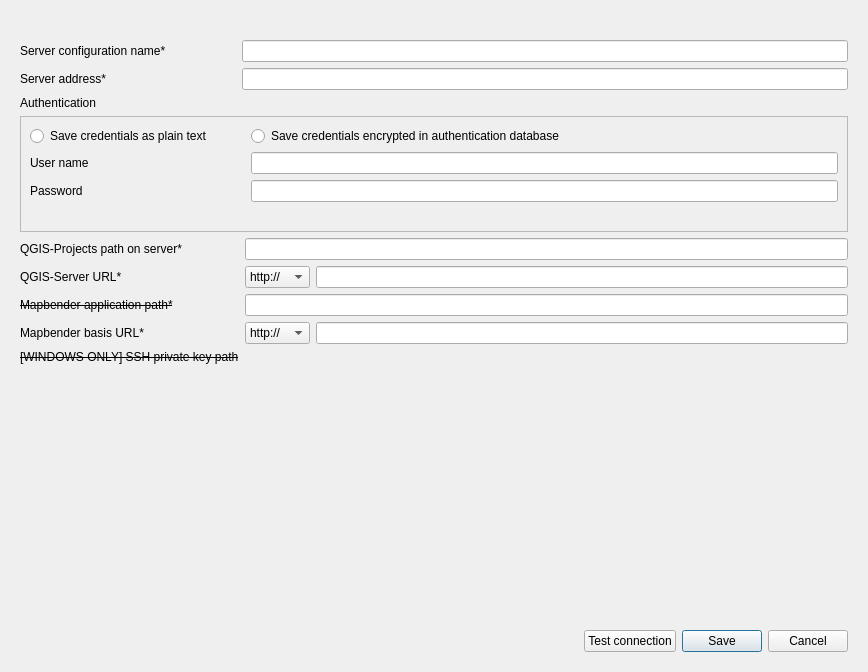
Above: dialogs/ui/server_config_dialog.ui from WhereGroup/qgis2mapbender before the change. Below: the same form after it.
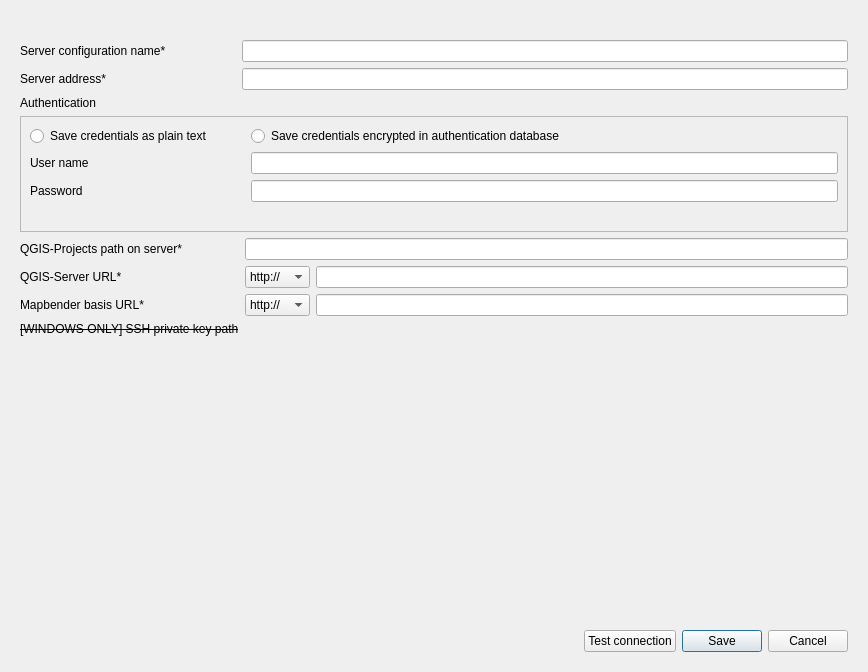
That is the form after the change. Icons and pictures are not drawn. Custom widgets are drawn as their Qt base class.

Commit message: delete mapbender application path command from server_config_dialog.py and related code

```diff
--- a/dialogs/ui/server_config_dialog.ui
+++ b/dialogs/ui/server_config_dialog.ui
@@ -182,28 +182,13 @@
            </layout>
           </item>
           <item row="2" column="0">
-           <widget class="QLabel" name="mbPathLabel">
-            <property name="font">
-             <font>
-              <strikeout>true</strikeout>
-             </font>
-            </property>
-            <property name="text">
-             <string>Mapbender application path*</string>
-            </property>
-           </widget>
-          </item>
-          <item row="2" column="1">
-           <widget class="QLineEdit" name="mbPathLineEdit"/>
-          </item>
-          <item row="3" column="0">
            <widget class="QLabel" name="mbBasisUrlLabel">
             <property name="text">
              <string>Mapbender basis URL*</string>
             </property>
            </widget>
           </item>
-          <item row="3" column="1">
+          <item row="2" column="1">
            <layout class="QHBoxLayout" name="internHLayout">
             <item>
              <widget class="QComboBox" name="protocolMapbenderCmbBox">
@@ -240,7 +225,7 @@
             </item>
            </layout>
           </item>
-          <item row="4" column="0">
+          <item row="3" column="0">
            <widget class="QLabel" name="winPKPathLabel">
             <property name="font">
              <font>
@@ -252,7 +237,7 @@
             </property>
            </widget>
           </item>
-          <item row="4" column="1">
+          <item row="3" column="1">
            <widget class="QgsFileWidget" name="winPKFileWidget"/>
           </item>
          </layout>
```
Left out of the diff: 1 changed line with no effect on the pictures. The commit also changes 2 other files.
